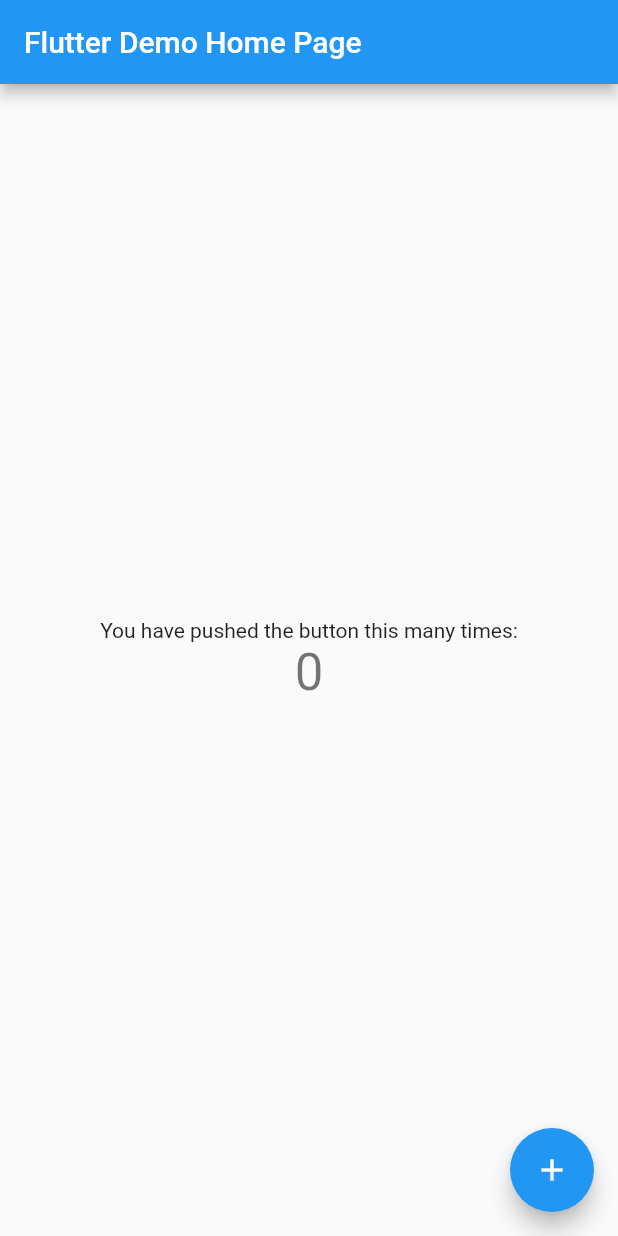
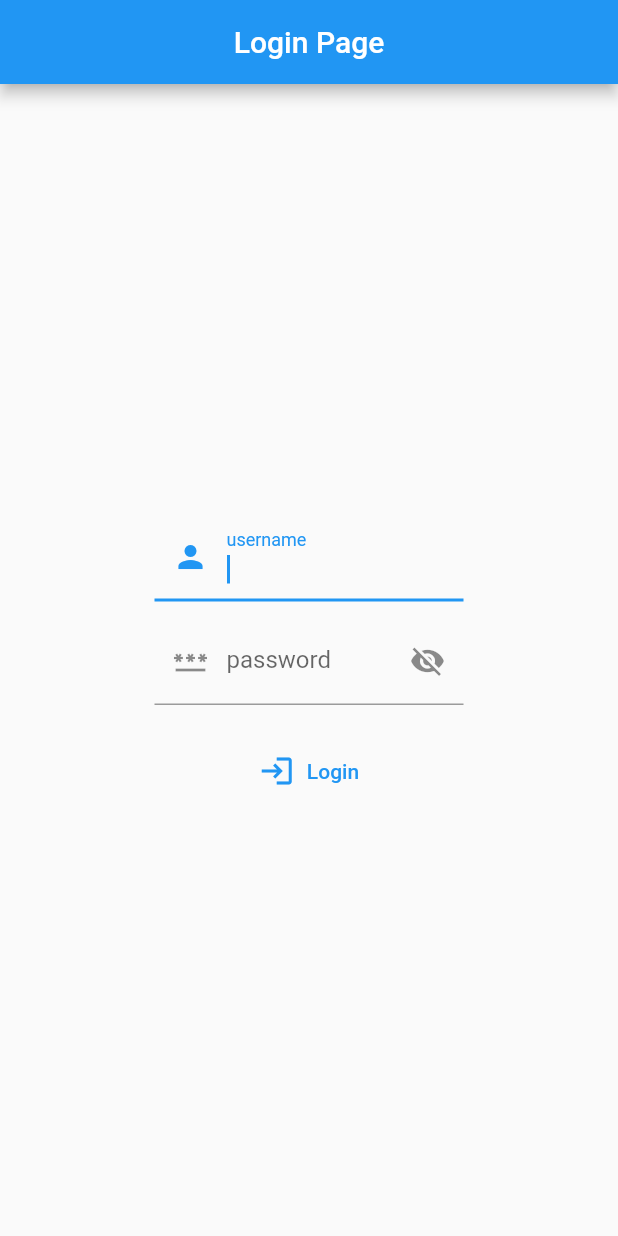
Before and after one commit to theputtipong/DART_LANGUAGE, a Flutter app: the screen it shows after launch, on a phone screen of 412 x 824 dp. Run offline on Flutter 3.47's test engine with Material 2 defaults, Android fonts, the phone set to English and light mode, and no system bars.

Commit message:
update login page and change name package

```diff
--- /dev/null
+++ b/lib/login.dart
@@ -0,0 +1,82 @@
+import 'package:flutter/material.dart';
+
+import 'service.dart';
+
+class LoginPageWidget extends StatefulWidget {
+  const LoginPageWidget({super.key});
+
+  @override
+  State<LoginPageWidget> createState() => _LoginPageWidgetState();
+}
+
+class _LoginPageWidgetState extends State<LoginPageWidget> {
+  static const String _textAppBar = 'Login Page', _textLogin = 'Login';
+  final _userLogin = TextEditingController(), _passLogin = TextEditingController();
+  final _userNode = FocusNode(), _passNode = FocusNode();
+  bool _obscurePass = true;
+
+  @override
+  void dispose() {
+    _userLogin.dispose();
+    _passLogin.dispose();
+    _userNode.dispose();
+    _passNode.dispose();
+    super.dispose();
+  }
+
+  @override
+  Widget build(BuildContext context) {
+    return Scaffold(
+      appBar: AppBar(
+        title: const Text(_textAppBar),
+        centerTitle: true,
+      ),
+      body: buildFormLogin(context),
+    );
+  }
+
+  buildFormLogin(BuildContext context) {
+    return Center(
+      child: SizedBox(
+        height: MediaQuery.of(context).size.height,
+        width: MediaQuery.of(context).size.width / checkScreen(context, function: 0),
+        child: Column(
+          mainAxisAlignment: MainAxisAlignment.center,
+          children: [
+            buildTextFormField(context, 0, 'username', Icons.person, _userLogin, _userNode, _passNode, false),
+            const SizedBox(
+              height: 10,
+            ),
+            buildTextFormField(context, 1, 'password', Icons.password, _passLogin, _passNode, null, true),
+            const SizedBox(
+              height: 20,
+            ),
+            TextButton.icon(onPressed: () {}, icon: const Icon(Icons.login), label: const Text(_textLogin))
+          ],
+        ),
+      ),
+    );
+  }
+
+  buildTextFormField(BuildContext context, int index, String textlabel, IconData? icon,
+      TextEditingController controller, FocusNode? focus, FocusNode? nextfocus, bool obscure) {
+    return TextFormField(
+      controller: controller,
+      focusNode: focus,
+      obscureText: obscure ? _obscurePass : obscure,
+      autofocus: index == 0 ? true : false,
+      decoration: InputDecoration(
+          labelText: textlabel,
+          prefixIcon: Icon(icon),
+          suffixIcon: obscure
+              ? IconButton(
+                  onPressed: () {
+                    setState(() => _obscurePass = !_obscurePass);
+                  },
+                  icon: _obscurePass ? const Icon(Icons.visibility_off) : const Icon(Icons.visibility),
+                )
+              : null),
+      onFieldSubmitted: (value) => FocusScope.of(context).requestFocus(focus),
+    );
+  }
+}
--- a/lib/main.dart
+++ b/lib/main.dart
@@ -1,4 +1,5 @@
 import 'package:flutter/material.dart';
+import 'package:flutterallplatforms/login.dart';
 
 void main() {
   runApp(const MyApp());
@@ -6,110 +7,11 @@
 
 class MyApp extends StatelessWidget {
   const MyApp({super.key});
-
-  // This widget is the root of your application.
   @override
   Widget build(BuildContext context) {
-    return MaterialApp(
-      title: 'Flutter Demo',
-      theme: ThemeData(
-        // This is the theme of your application.
-        //
-        // Try running your application with "flutter run". You'll see the
-        // application has a blue toolbar. Then, without quitting the app, try
-        // changing the primarySwatch below to Colors.green and then invoke
-        // "hot reload" (press "r" in the console where you ran "flutter run",
-        // or simply save your changes to "hot reload" in a Flutter IDE).
-        // Notice that the counter didn't reset back to zero; the application
-        // is not restarted.
-        primarySwatch: Colors.blue,
-      ),
-      home: const MyHomePage(title: 'Flutter Demo Home Page'),
+    return const MaterialApp(
+      title: 'Flutter All Platforms',
+      home: LoginPageWidget(),
     );
   }
 }
-
-class MyHomePage extends StatefulWidget {
-  const MyHomePage({super.key, required this.title});
-
-  // This widget is the home page of your application. It is stateful, meaning
-  // that it has a State object (defined below) that contains fields that affect
-  // how it looks.
-
-  // This class is the configuration for the state. It holds the values (in this
-  // case the title) provided by the parent (in this case the App widget) and
-  // used by the build method of the State. Fields in a Widget subclass are
-  // always marked "final".
-
-  final String title;
-
-  @override
-  State<MyHomePage> createState() => _MyHomePageState();
-}
-
-class _MyHomePageState extends State<MyHomePage> {
-  int _counter = 0;
-
-  void _incrementCounter() {
-    setState(() {
-      // This call to setState tells the Flutter framework that something has
-      // changed in this State, which causes it to rerun the build method below
-      // so that the display can reflect the updated values. If we changed
-      // _counter without calling setState(), then the build method would not be
-      // called again, and so nothing would appear to happen.
-      _counter++;
-    });
-  }
-
-  @override
-  Widget build(BuildContext context) {
-    // This method is rerun every time setState is called, for instance as done
-    // by the _incrementCounter method above.
-    //
-    // The Flutter framework has been optimized to make rerunning build methods
-    // fast, so that you can just rebuild anything that needs updating rather
-    // than having to individually change instances of widgets.
-    return Scaffold(
-      appBar: AppBar(
-        // Here we take the value from the MyHomePage object that was created by
-        // the App.build method, and use it to set our appbar title.
-        title: Text(widget.title),
-      ),
-      body: Center(
-        // Center is a layout widget. It takes a single child and positions it
-        // in the middle of the parent.
-        child: Column(
-          // Column is also a layout widget. It takes a list of children and
-          // arranges them vertically. By default, it sizes itself to fit its
-          // children horizontally, and tries to be as tall as its parent.
-          //
-          // Invoke "debug painting" (press "p" in the console, choose the
-          // "Toggle Debug Paint" action from the Flutter Inspector in Android
-          // Studio, or the "Toggle Debug Paint" command in Visual Studio Code)
-          // to see the wireframe for each widget.
-          //
-          // Column has various properties to control how it sizes itself and
-          // how it positions its children. Here we use mainAxisAlignment to
-          // center the children vertically; the main axis here is the vertical
-          // axis because Columns are vertical (the cross axis would be
-          // horizontal).
-          mainAxisAlignment: MainAxisAlignment.center,
-          children: <Widget>[
-            const Text(
-              'You have pushed the button this many times:',
-            ),
-            Text(
-              '$_counter',
-              style: Theme.of(context).textTheme.headline4,
-            ),
-          ],
-        ),
-      ),
-      floatingActionButton: FloatingActionButton(
-        onPressed: _incrementCounter,
-        tooltip: 'Increment',
-        child: const Icon(Icons.add),
-      ), // This trailing comma makes auto-formatting nicer for build methods.
-    );
-  }
-}
--- /dev/null
+++ b/lib/service.dart
@@ -0,0 +1,29 @@
+// ignore_for_file: avoid_print
+
+import 'package:flutter/cupertino.dart';
+
+enum PlatformScreen { isMobile, isTablet, isLaptop, isDesktop }
+
+checkScreen(BuildContext context, {required int function}) {
+  double width = MediaQuery.of(context).size.width;
+  int expanded = 0;
+  if (width < 450) {
+    print('checkScreen: $width platformScreen: ${PlatformScreen.isMobile}');
+    expanded = 2;
+  } else if (width < 900) {
+    print('checkScreen: $width platformScreen: ${PlatformScreen.isTablet}');
+    expanded = 3;
+  } else if (width > 900 && width < 1300) {
+    print('checkScreen: $width platformScreen: ${PlatformScreen.isLaptop}');
+    expanded = 4;
+  } else {
+    print('checkScreen: $width platformScreen: ${PlatformScreen.isDesktop}');
+    expanded = 5;
+  }
+  switch (function) {
+    case 0: // return number expanded
+      return expanded;
+    default:
+      return const SizedBox();
+  }
+}
```
Also changed, not shown: 9 other files.
